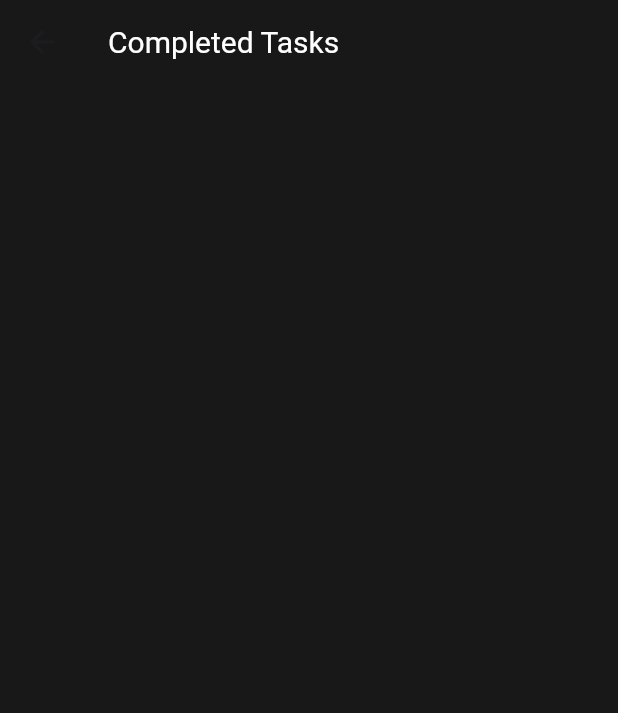
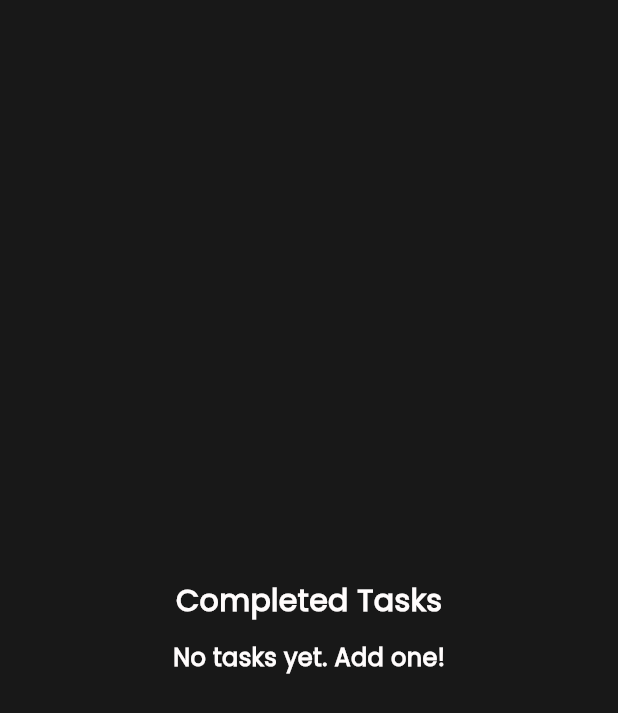
Before and after one commit to iemtiyaz-tharwat/Tasky, a Flutter app: the CompletedTasks widget shown alone on an empty page, opened directly, on a phone screen of 412 x 824 dp. Shown: the top 713 px of the screen. Run offline on Flutter 3.47's test engine with Material 3 defaults, Android fonts, the light colour scheme and no system bars; our stand-ins replace flutter_svg, percent_indicator.

Commit message:
Completed tasks screen is done

```diff
--- a/lib/screens/completed_tasks.dart
+++ b/lib/screens/completed_tasks.dart
@@ -1,5 +1,7 @@
 import 'package:flutter/material.dart';
-import 'package:tasky/mode_colors/dark_mode_colors.dart';
+import 'package:provider/provider.dart';
+import 'package:tasky/customWidgets/custom_text_style.dart';
+import 'package:tasky/provider/custom_provider.dart';
 
 class CompletedTasks extends StatefulWidget {
   const CompletedTasks({super.key});
@@ -11,11 +13,125 @@ class CompletedTasks extends StatefulWidget {
 class _CompletedTasksState extends State<CompletedTasks> {
   @override
   Widget build(BuildContext context) {
-    return Scaffold(
-      appBar: AppBar(
-        backgroundColor: AppColorDark.screenColor,
-        title: Text("Completed Tasks", style: TextStyle(fontSize: 20, color: Colors.white),),
-      ),
+    return Consumer<NewTaskController>(
+      builder: (context, NewTaskController controller, child) {
+        return Center(
+          child: SafeArea(
+          child: Padding(
+            padding: const EdgeInsets.all(16.0),
+            child: Column(
+              crossAxisAlignment: CrossAxisAlignment.start,
+                mainAxisAlignment: MainAxisAlignment.center,
+                children: [
+                  Padding(
+                    padding: const EdgeInsets.all(12.0),
+                    child: Row(
+                      mainAxisAlignment: MainAxisAlignment.center,
+                      children: [
+                        CustomTextStyle(
+                          text: "Completed Tasks",
+                          fontSize: 20,
+                          fontFamily: "Poppins",
+                        ),
+                      ],
+                    ),
+                  ),
+                  Consumer<NewTaskController>(
+                    builder: (context, controller, child) {
+                      final completedTasks = controller.newTasks.where((task) => task.isCompleted).toList();
+                           if (controller.newTasks.isEmpty) {
+                          return Row(
+                            crossAxisAlignment: CrossAxisAlignment.center,
+                            mainAxisAlignment: MainAxisAlignment.center,
+                            children: [
+                              Center(
+                                child: CustomTextStyle(
+                                  text: "No tasks yet. Add one!",
+                                  fontSize: 16,
+                                  fontFamily: "Poppins",
+                                ),
+                              ),
+                            ],
+                          );
+                        }
+                      return Expanded(
+                        child: Column(
+                          children: [
+                            SizedBox(height: 20,),
+                            Expanded(
+                              child: ListView.separated(
+                                separatorBuilder: (context, index) =>
+                                    SizedBox(height: 12),
+                                itemCount: completedTasks.length,
+                                itemBuilder: (context, index) {
+                                  final task = completedTasks[index];
+                                  return Container(
+                                    height: 70,
+                                    decoration: BoxDecoration(
+                                      color: const Color(0xff282828),
+                                      borderRadius: BorderRadius.circular(20),
+                                    ),
+                                    child: ListTile(
+                                      leading: Checkbox(
+                                        value: task.isCompleted,
+                                        activeColor: Color(0xff15B86C),
+                                        onChanged: (value) {
+                                          context
+                                              .read<NewTaskController>()
+                                              .taskCompletion(task, value);
+                                        },
+                                      ),
+
+                                      title: Text(
+                                        task.taskName.toString(),
+                                        style: TextStyle(
+                                          fontFamily: "Poppins",
+                                          fontSize: 17,
+                                          color: task.isCompleted
+                                              ? Color(0xffA0A0A0)
+                                              : Color(0xffFFFCFC),
+                                          fontWeight: FontWeight.w600,
+                                          decoration: task.isCompleted
+                                              ? TextDecoration.lineThrough
+                                              : TextDecoration.none,
+                                          decorationColor: Colors.grey.shade800,
+                                          decorationThickness: 3,
+                                        ),
+                                      ),
+                                      subtitle: Text(
+                                        task.taskDescription.toString(),
+                                        style: TextStyle(
+                                          fontFamily: 'Poppins',
+                                          fontSize: 13,
+                                          color: task.isCompleted
+                                              ? Color(0xffA0A0A0)
+                                              : Color(0xffFFFCFC),
+                                          fontWeight: FontWeight.w600,
+                                          decoration: task.isCompleted
+                                              ? TextDecoration.lineThrough
+                                              : TextDecoration.none,
+                                          decorationColor: Colors.grey.shade800,
+                                          decorationThickness: 3,
+                                        ),
+                                      ),
+                                    ),
+                                  );
+                                },
+
+                              ),
+                            ),
+                          ],
+                        ),
+                      );
+                    },
+                  ),
+                ],
+              ),
+            ),
+          ),
+                );
+  }
     );
-  }
 }
+
+}
--- a/lib/screens/todo_screen.dart
+++ b/lib/screens/todo_screen.dart
@@ -26,8 +26,9 @@ class _TodoScreenState extends State<ToDoScreen> {
                   Padding(
                     padding: const EdgeInsets.all(12.0),
                     child: Row(
+                     mainAxisAlignment: MainAxisAlignment.center,
+
                       children: [
-                        SizedBox(width: 40,),
                         CustomTextStyle(
                           text: "To Do Tasks",
                           fontSize: 20,
```
